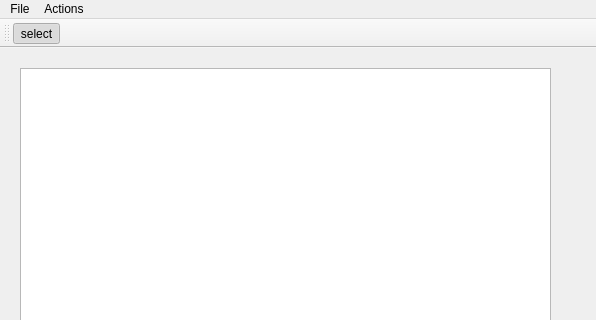
First picture: the form in src/mainwindow.ui, repository N1kla3/PaintEditor, before the edit; both pictures show x 0 to 596 and y 0 to 320 of the 596 by 472 pixel window.
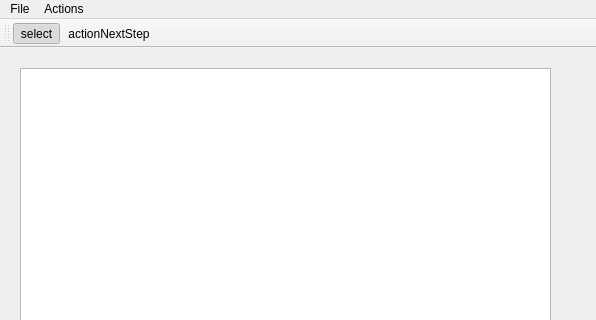
Second picture: the form after the edit. Icons and pictures are not drawn.

Commit message: debug mode

The edit to the form file:
```diff
--- a/src/mainwindow.ui
+++ b/src/mainwindow.ui
@@ -87,7 +87,8 @@
    <attribute name="toolBarBreak">
     <bool>false</bool>
    </attribute>
-   <addaction name="LineMode"/>
+   <addaction name="DebugMode"/>
+   <addaction name="actionactionNextStep"/>
   </widget>
   <action name="actionOpen">
    <property name="text">
@@ -121,7 +122,7 @@
     <string>UnOri</string>
    </property>
   </action>
-  <action name="LineMode">
+  <action name="DebugMode">
    <property name="checkable">
     <bool>true</bool>
    </property>
@@ -248,6 +249,15 @@
     <string>WU</string>
    </property>
   </action>
+  <action name="actionactionNextStep">
+   <property name="icon">
+    <iconset>
+     <normaloff>../../../OneDrive/Изображения/Gandalf-gandalf-12059929-960-404.jpg</normaloff>../../../OneDrive/Изображения/Gandalf-gandalf-12059929-960-404.jpg</iconset>
+   </property>
+   <property name="text">
+    <string>actionNextStep</string>
+   </property>
+  </action>
  </widget>
  <resources>
   <include location="../Editor.qrc"/>
```
The commit also changes 5 other files.
